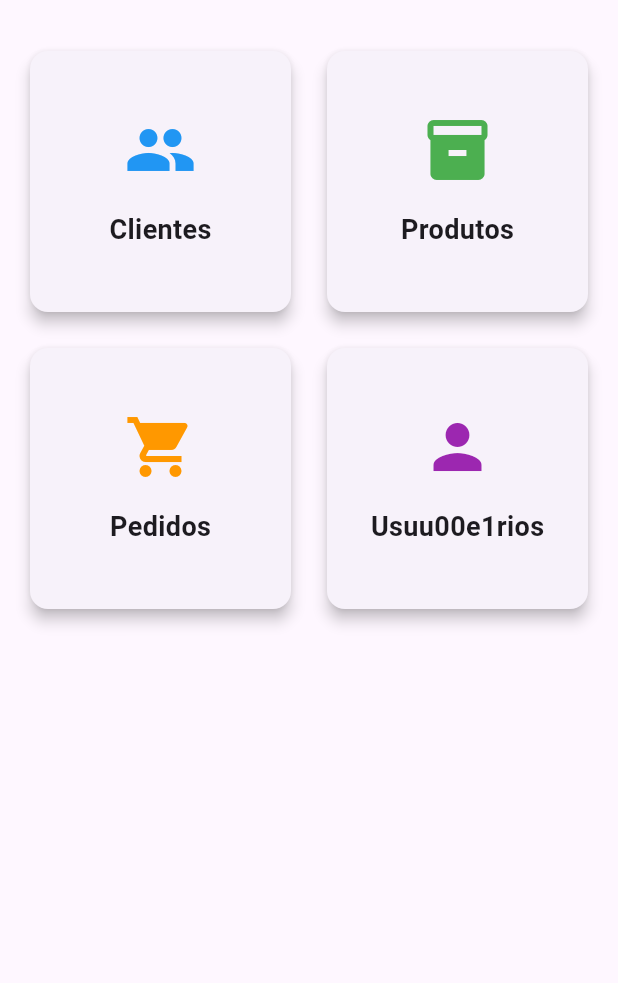
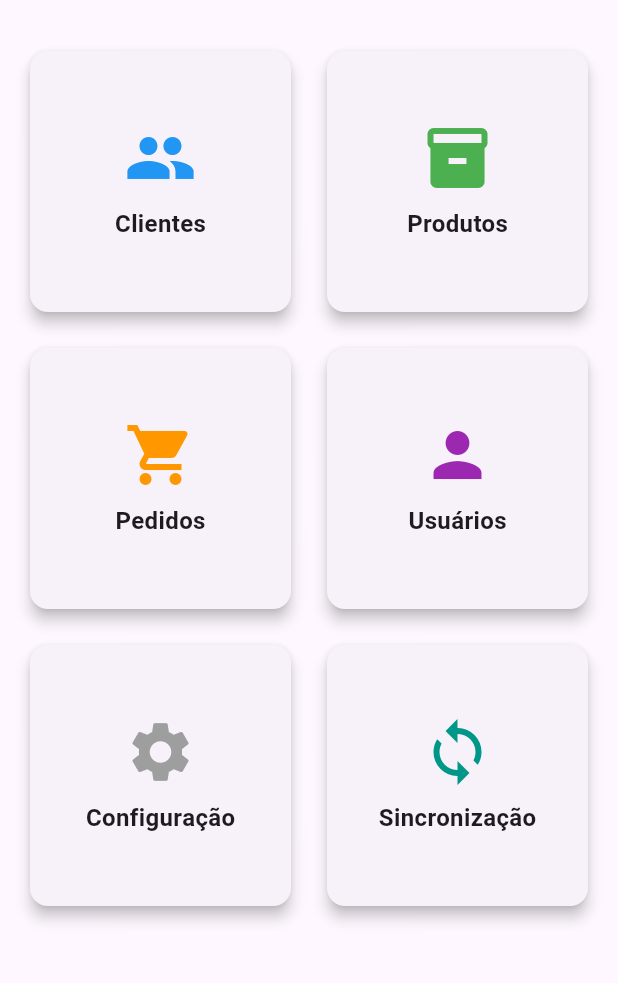
Before and after one commit to gabrieldrabelo/Projeto2AplicativosMobile, a Flutter app: the HomeScreen screen opened by its route, on a phone screen of 412 x 824 dp, the part 63-1046 px from its top. Run offline on Flutter 3.47's test engine with Material 3 defaults, Android fonts, the phone set to English and light mode, and no system bars; our stand-ins replace sqflite; accounts and stored records are empty.

Commit message:
se n funcionar volta 1

```diff
--- a/lib/screens/home_screen.dart
+++ b/lib/screens/home_screen.dart
@@ -3,6 +3,8 @@ import 'cliente_list_screen.dart';
 import 'produto_list_screen.dart';
 import 'usuario_list_screen.dart';
 import '../views/order_form_screen.dart';
+import '../views/configuration_screen.dart';
+import '../views/sync_screen.dart';
 
 class HomeScreen extends StatelessWidget {
   const HomeScreen({Key? key}) : super(key: key);
@@ -67,13 +69,37 @@ class HomeScreen extends StatelessWidget {
             ),
             _buildMenuCard(
               context,
-              'Usuu00e1rios',
+              'Usuários',
               Icons.person,
               Colors.purple,
               () => Navigator.push(
                 context,
                 MaterialPageRoute(
                   builder: (context) => const UsuarioListScreen(),
+                ),
+              ),
+            ),
+            _buildMenuCard(
+              context,
+              'Configuração',
+              Icons.settings,
+              Colors.grey,
+              () => Navigator.push(
+                context,
+                MaterialPageRoute(
+                  builder: (context) => const ConfigurationScreen(),
+                ),
+              ),
+            ),
+            _buildMenuCard(
+              context,
+              'Sincronização',
+              Icons.sync,
+              Colors.teal,
+              () => Navigator.push(
+                context,
+                MaterialPageRoute(
+                  builder: (context) => const SyncScreen(),
                 ),
               ),
             ),
@@ -99,11 +125,11 @@ class HomeScreen extends StatelessWidget {
               size: 48,
               color: color,
             ),
-            const SizedBox(height: 16),
+            const SizedBox(height: 8),
             Text(
               title,
               style: const TextStyle(
-                fontSize: 18,
+                fontSize: 16,
                 fontWeight: FontWeight.bold,
               ),
             ),
```
Also changed, not shown: lib/views/client_list_screen.dart (+54 -54 lines), lib/views/order_form_screen.dart (+8 -8 lines).
